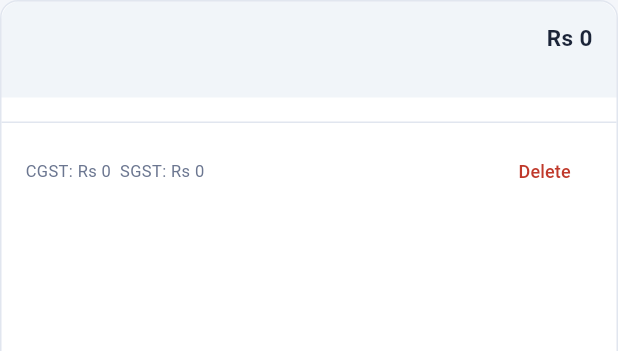
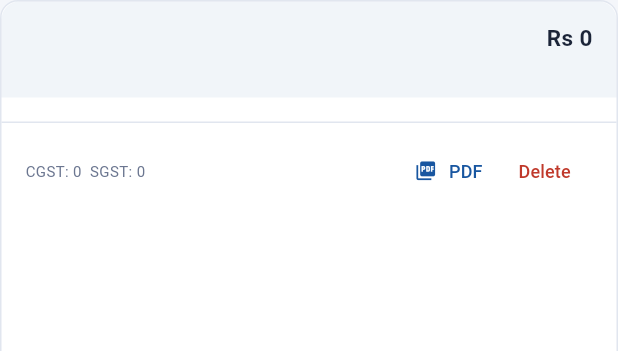
Before and after one commit to catoolskit/munim-mobile, a Flutter app: the _InvoiceCard widget shown alone on an empty page, opened directly with empty values, on a phone screen of 412 x 824 dp. Shown: the top 351 px of the screen. Run offline on Flutter 3.47's test engine with Material 3 defaults, Android fonts, the phone set to English and light mode, and no system bars; our stand-ins replace file_picker, pdf, share_plus, shared_preferences; accounts and stored records are empty.

Commit message:
Refactor InvoiceListScreen for improved readability

```diff
--- a/lib/screens/invoice_list_screen.dart
+++ b/lib/screens/invoice_list_screen.dart
@@ -16,10 +16,12 @@ class InvoiceListScreen extends StatefulWidget {
   });
 
   @override
-  State<InvoiceListScreen> createState() => _InvoiceListScreenState();
+  State<InvoiceListScreen> createState() =>
+      _InvoiceListScreenState();
 }
 
-class _InvoiceListScreenState extends State<InvoiceListScreen> {
+class _InvoiceListScreenState
+    extends State<InvoiceListScreen> {
   late List<Invoice> _invoices;
 
   @override
@@ -43,19 +45,33 @@ class _InvoiceListScreenState extends State<InvoiceListScreen> {
           TextButton(
             onPressed: () => Navigator.pop(context, true),
             child: const Text('Delete',
-              style: TextStyle(color: MunimTheme.danger))),
+              style: TextStyle(
+                color: MunimTheme.danger))),
         ],
       ),
     );
     if (ok != true) return;
-    final updated = await StorageService.deleteInvoice(inv.mobileId);
+    final updated =
+        await StorageService.deleteInvoice(inv.mobileId);
     setState(() => _invoices = updated);
+  }
+
+  Future<void> _sharePdf(Invoice inv) async {
+    try {
+      await ExportService.shareInvoicePdf(
+          inv, widget.config.company);
+    } catch (e) {
+      if (!mounted) return;
+      ScaffoldMessenger.of(context).showSnackBar(
+        SnackBar(content: Text('Error: $e')));
+    }
   }
 
   Future<void> _shareAll() async {
     if (_invoices.isEmpty) {
       ScaffoldMessenger.of(context).showSnackBar(
-        const SnackBar(content: Text('No invoices to share.')));
+        const SnackBar(
+          content: Text('No invoices to share.')));
       return;
     }
     try {
@@ -75,7 +91,8 @@ class _InvoiceListScreenState extends State<InvoiceListScreen> {
         title: const Text('Clear All Invoices'),
         content: const Text(
           'Remove all invoices from this device?\n\n'
-          'Make sure you have already imported them into MUNIM on your PC.'),
+          'Make sure you have already imported them '
+          'into MUNIM on your PC.'),
         actions: [
           TextButton(
             onPressed: () => Navigator.pop(context, false),
@@ -83,7 +100,8 @@ class _InvoiceListScreenState extends State<InvoiceListScreen> {
           TextButton(
             onPressed: () => Navigator.pop(context, true),
             child: const Text('Clear all',
-              style: TextStyle(color: MunimTheme.danger))),
+              style: TextStyle(
+                color: MunimTheme.danger))),
         ],
       ),
     );
@@ -92,7 +110,8 @@ class _InvoiceListScreenState extends State<InvoiceListScreen> {
     setState(() => _invoices = []);
     if (!mounted) return;
     ScaffoldMessenger.of(context).showSnackBar(
-      const SnackBar(content: Text('All invoices cleared.')));
+      const SnackBar(
+        content: Text('All invoices cleared.')));
   }
 
   @override
@@ -107,31 +126,30 @@ class _InvoiceListScreenState extends State<InvoiceListScreen> {
           IconButton(
             icon: const Icon(Icons.share),
             tooltip: 'Share JSON',
-            onPressed: _shareAll,
-          ),
+            onPressed: _shareAll),
           IconButton(
             icon: const Icon(Icons.delete_sweep_outlined),
             tooltip: 'Clear all',
-            onPressed: _clearAll,
-          ),
+            onPressed: _clearAll),
         ],
       ),
       body: Column(
         children: [
-          // Summary bar
           Container(
             color: MunimTheme.navy,
             padding: const EdgeInsets.symmetric(
                 horizontal: 20, vertical: 12),
             child: Row(
-              mainAxisAlignment: MainAxisAlignment.spaceBetween,
+              mainAxisAlignment:
+                  MainAxisAlignment.spaceBetween,
               children: [
                 Text('${_invoices.length} invoices',
                   style: const TextStyle(
                     color: Colors.white,
                     fontSize: 13,
                     fontWeight: FontWeight.w600)),
-                Text('Total: Rs ${ExportService.inr(total)}',
+                Text(
+                  'Total: Rs ${ExportService.inr(total)}',
                   style: const TextStyle(
                     color: MunimTheme.gold,
                     fontSize: 14,
@@ -139,17 +157,18 @@ class _InvoiceListScreenState extends State<InvoiceListScreen> {
               ],
             ),
           ),
-
-          // List
           Expanded(
             child: _invoices.isEmpty
                 ? Center(
                     child: Column(
-                      mainAxisAlignment: MainAxisAlignment.center,
+                      mainAxisAlignment:
+                          MainAxisAlignment.center,
                       children: [
-                        Icon(Icons.receipt_long_outlined,
+                        Icon(
+                          Icons.receipt_long_outlined,
                           size: 56,
-                          color: MunimTheme.muted.withOpacity(0.3)),
+                          color: MunimTheme.muted
+                              .withOpacity(0.3)),
                         const SizedBox(height: 14),
                         const Text('No invoices',
                           style: TextStyle(
@@ -166,6 +185,7 @@ class _InvoiceListScreenState extends State<InvoiceListScreen> {
                       return _InvoiceCard(
                         invoice: inv,
                         onDelete: () => _delete(inv),
+                        onSharePdf: () => _sharePdf(inv),
                       );
                     },
                   ),
@@ -179,9 +199,11 @@ class _InvoiceListScreenState extends State<InvoiceListScreen> {
                 child: ElevatedButton.icon(
                   onPressed: _shareAll,
                   icon: const Icon(Icons.share),
-                  label: const Text('Share JSON to import in MUNIM'),
+                  label: const Text(
+                    'Share JSON to import in MUNIM'),
                   style: ElevatedButton.styleFrom(
-                    padding: const EdgeInsets.symmetric(vertical: 14)),
+                    padding: const EdgeInsets.symmetric(
+                        vertical: 14)),
                 ),
               ),
             )
@@ -193,10 +215,12 @@ class _InvoiceListScreenState extends State<InvoiceListScreen> {
 class _InvoiceCard extends StatelessWidget {
   final Invoice invoice;
   final VoidCallback onDelete;
+  final VoidCallback onSharePdf;
 
   const _InvoiceCard({
     required this.invoice,
     required this.onDelete,
+    required this.onSharePdf,
   });
 
   @override
@@ -212,14 +236,16 @@ class _InvoiceCard extends StatelessWidget {
             padding: const EdgeInsets.symmetric(
                 horizontal: 16, vertical: 12),
             decoration: BoxDecoration(
-              color: MunimTheme.accent.withOpacity(0.06),
+              color:
+                  MunimTheme.accent.withOpacity(0.06),
               borderRadius: const BorderRadius.vertical(
                 top: Radius.circular(12)),
             ),
             child: Row(children: [
               Expanded(
                 child: Column(
-                  crossAxisAlignment: CrossAxisAlignment.start,
+                  crossAxisAlignment:
+                      CrossAxisAlignment.start,
                   children: [
                     Text(inv.invNo,
                       style: const TextStyle(
@@ -234,9 +260,11 @@ class _InvoiceCard extends StatelessWidget {
                 ),
               ),
               Column(
-                crossAxisAlignment: CrossAxisAlignment.end,
+                crossAxisAlignment:
+                    CrossAxisAlignment.end,
                 children: [
-                  Text('Rs ${ExportService.inr(inv.grandTotal)}',
+                  Text(
+                    'Rs ${ExportService.inr(inv.grandTotal)}',
                     style: const TextStyle(
                       fontWeight: FontWeight.bold,
                       fontSize: 15,
@@ -256,16 +284,18 @@ class _InvoiceCard extends StatelessWidget {
                 horizontal: 16, vertical: 8),
             child: Column(
               children: inv.items.map((it) => Padding(
-                padding: const EdgeInsets.symmetric(vertical: 3),
+                padding: const EdgeInsets.symmetric(
+                    vertical: 3),
                 child: Row(children: [
                   Expanded(
                     child: Text(
-                      '${it.name}  ×  ${it.qty} ${it.qty == it.qty.roundToDouble() ? it.qty.toInt() : it.qty}',
+                      '${it.name}  ×  '
+                      '${it.qty % 1 == 0 ? it.qty.toInt() : it.qty}',
                       style: const TextStyle(
                         fontSize: 12,
-                        color: MunimTheme.muted)),
-                  ),
-                  Text('Rs ${ExportService.inr(it.total)}',
+                        color: MunimTheme.muted))),
+                  Text(
+                    'Rs ${ExportService.inr(it.total)}',
                     style: const TextStyle(
                       fontSize: 12,
                       color: MunimTheme.text,
@@ -275,33 +305,51 @@ class _InvoiceCard extends StatelessWidget {
             ),
           ),
 
-          // GST summary
+          // GST + actions
           Container(
             padding: const EdgeInsets.symmetric(
                 horizontal: 16, vertical: 8),
             decoration: const BoxDecoration(
               border: Border(
-                top: BorderSide(color: MunimTheme.border))),
-            child: Row(
-              mainAxisAlignment: MainAxisAlignment.spaceBetween,
-              children: [
-                Text(inv.interstate
+                top: BorderSide(
+                  color: MunimTheme.border))),
+            child: Row(children: [
+              Expanded(
+                child: Text(
+                  inv.interstate
                     ? 'IGST: Rs ${ExportService.inr(inv.igst)}'
-                    : 'CGST: Rs ${ExportService.inr(inv.cgst)}  '
-                      'SGST: Rs ${ExportService.inr(inv.sgst)}',
+                    : 'CGST: ${ExportService.inr(inv.cgst)}'
+                      '  SGST: ${ExportService.inr(inv.sgst)}',
                   style: const TextStyle(
-                    fontSize: 11, color: MunimTheme.muted)),
+                    fontSize: 10,
+                    color: MunimTheme.muted)),
+              ),
+              // PDF button
+              TextButton.icon(
+                onPressed: onSharePdf,
+                icon: const Icon(
+                  Icons.picture_as_pdf,
+                  size: 15,
+                  color: MunimTheme.accent),
+                label: const Text('PDF',
+                  style: TextStyle(
+                    fontSize: 12,
+                    color: MunimTheme.accent)),
+                style: TextButton.styleFrom(
+                  padding: const EdgeInsets.symmetric(
+                      horizontal: 6)),
+              ),
+              // Delete button
               TextButton(
                 onPressed: onDelete,
                 style: TextButton.styleFrom(
                   foregroundColor: MunimTheme.danger,
                   padding: const EdgeInsets.symmetric(
-                        horizontal: 8)),
+                      horizontal: 6)),
                 child: const Text('Delete',
                   style: TextStyle(fontSize: 12)),
               ),
-              ],
-            ),
+            ]),
           ),
         ],
       ),
```
Lines whose indentation alone changed are shown as unchanged.
